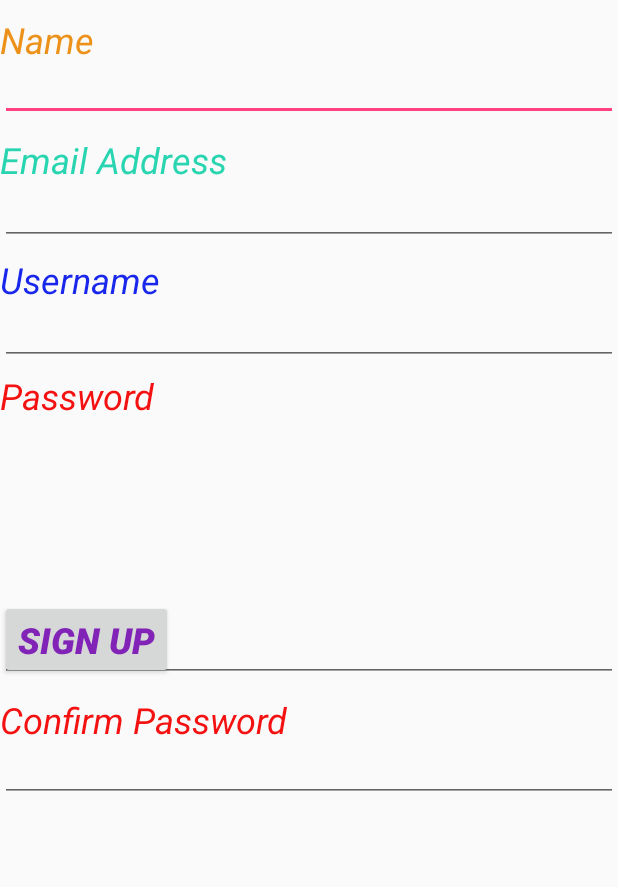
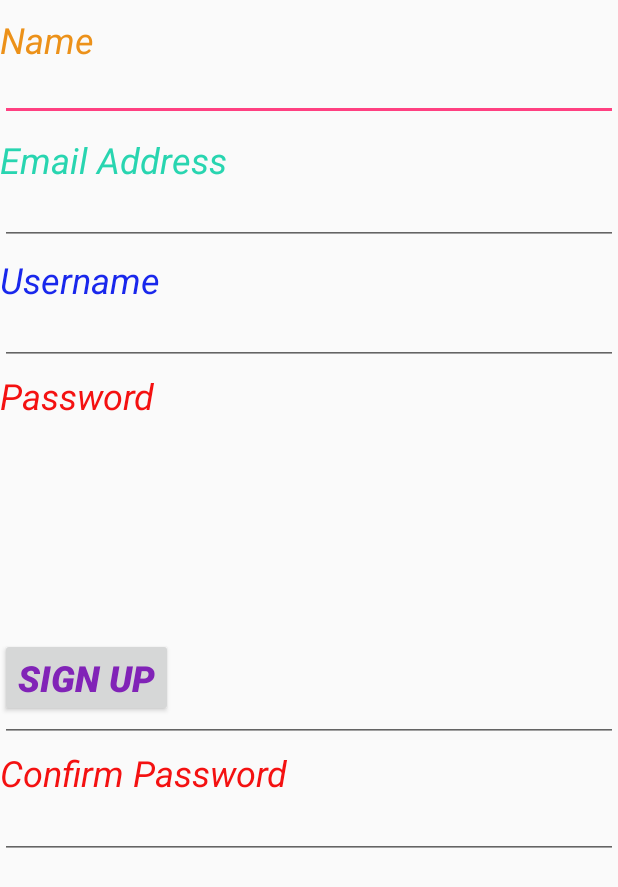
Before and after one commit to vasterlord/MyApplication, an Android app: the Sign_up screen opened directly, with no data from a screen before it, on a phone screen of 412 x 824 dp. Shown: the top 887 px of the screen. Run offline under Robolectric (Android 15) with nearby library versions, the phone set to English and light mode, and no system bars.

Commit message:
Create autorization and log in(new) fixed

```diff
--- a/app/src/main/java/com/example/yulian/myapplication/MainActivity.java
+++ b/app/src/main/java/com/example/yulian/myapplication/MainActivity.java
@@ -32,6 +32,7 @@ public class MainActivity extends AppCompatActivity  {
         button4 = (Button) findViewById(R.id.button4);
         button2 = (Button) findViewById(R.id.button2);
         button4.setEnabled(true);
+
         button.setOnClickListener(new View.OnClickListener() {
             @Override
             public void onClick(View v) {
@@ -55,10 +56,6 @@ public class MainActivity extends AppCompatActivity  {
                 }
             }
         });
-
-
-
-
         button2.setOnClickListener(new View.OnClickListener() {
             @Override
             public void onClick(View v) {
--- a/app/src/main/java/com/example/yulian/myapplication/Sign_up.java
+++ b/app/src/main/java/com/example/yulian/myapplication/Sign_up.java
@@ -26,7 +26,8 @@ public class Sign_up extends Activity implements View.OnClickListener {
     protected void onCreate(Bundle savedInstanceState) {
         super.onCreate(savedInstanceState);
         setContentView(R.layout.sign_up);
-
+        button3 = (Button) findViewById(R.id.button3);
+        button3.setOnClickListener(this);
 }
 
     @Override
@@ -42,8 +43,8 @@ public class Sign_up extends Activity implements View.OnClickListener {
             EditText editText5 = (EditText) findViewById(R.id.editText5);
             EditText editText6 = (EditText) findViewById(R.id.editText6);
             EditText editText7 = (EditText) findViewById(R.id.editText7);
-            button3 = (Button) findViewById(R.id.button3);
-            button3.setEnabled(true);
+
+
 
             String namestr = editText2.getText().toString();
             String emailstr = editText4.getText().toString();
--- a/app/src/main/res/layout-land/sign_up.xml
+++ b/app/src/main/res/layout-land/sign_up.xml
@@ -39,17 +39,17 @@
         android:textStyle="normal|italic"
         android:width="@dimen/abc_action_button_min_width_overflow_material"
         android:textSize="@dimen/abc_dialog_padding_material"
-        android:layout_marginTop="70dp"
+        android:layout_marginTop="90dp"
         android:layout_gravity="left|center_vertical" />
 
     <EditText
-        android:layout_width="350dp"
+        android:layout_width="235dp"
         android:layout_height="wrap_content"
         android:inputType="textPassword"
         android:ems="10"
         android:id="@+id/editText6"
         android:layout_gravity="left|center_vertical"
-        android:layout_marginTop="68dp"
+        android:layout_marginTop="88dp"
         android:layout_marginLeft="220dp" />
 
     <TextView
@@ -129,7 +129,7 @@
         android:text="SIGN UP"
         android:id="@+id/button3"
         android:layout_gravity="right|bottom"
-        android:layout_marginTop="237dp"
+        android:layout_marginTop="160dp"
         android:textColor="#8123b7"
         android:textStyle="bold|italic"
         android:textSize="@dimen/abc_dialog_padding_material" />
--- a/app/src/main/res/layout/sign_up.xml
+++ b/app/src/main/res/layout/sign_up.xml
@@ -32,7 +32,7 @@
         android:text="SIGN UP"
         android:id="@+id/button3"
         android:layout_gravity="left|top"
-        android:layout_marginTop="400dp"
+        android:layout_marginTop="425dp"
         android:textColor="#8123b7"
         android:textStyle="bold|italic"
         android:textSize="@dimen/abc_dialog_padding_material" />
@@ -49,7 +49,7 @@
         android:textStyle="normal|italic"
         android:width="@dimen/abc_action_button_min_width_overflow_material"
         android:textSize="@dimen/abc_dialog_padding_material"
-        android:layout_marginTop="68dp"
+        android:layout_marginTop="103dp"
         android:layout_gravity="left|center_vertical" />
 
     <EditText
@@ -57,7 +57,7 @@
         android:layout_height="wrap_content"
         android:id="@+id/editText5"
         android:layout_gravity="left|center_vertical"
-        android:layout_marginTop="20dp"
+        android:layout_marginTop="60dp"
         android:layout_marginLeft="0dp" />
 
     <EditText
@@ -67,8 +67,8 @@
         android:ems="10"
         android:id="@+id/editText6"
         android:layout_gravity="left|center_vertical"
-        android:layout_marginTop="100dp"
-        android:layout_marginLeft="0dp" />
+        android:layout_marginLeft="0dp"
+        android:layout_marginTop="138dp" />
 
     <TextView
         android:layout_width="112dp"
```
